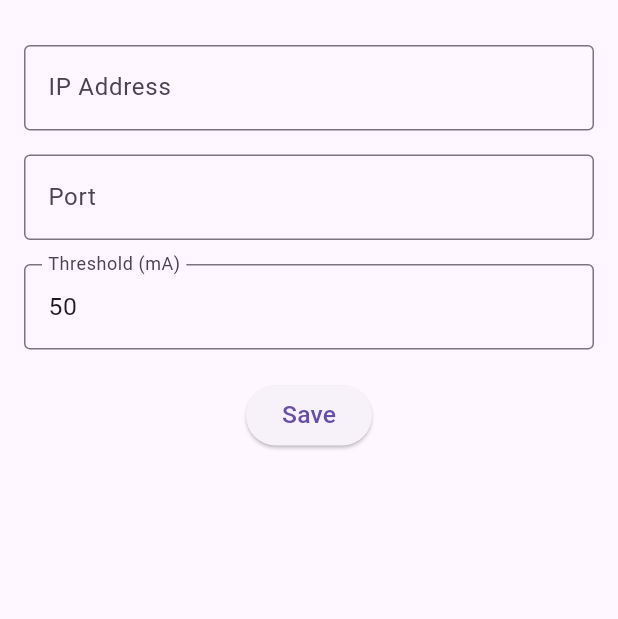
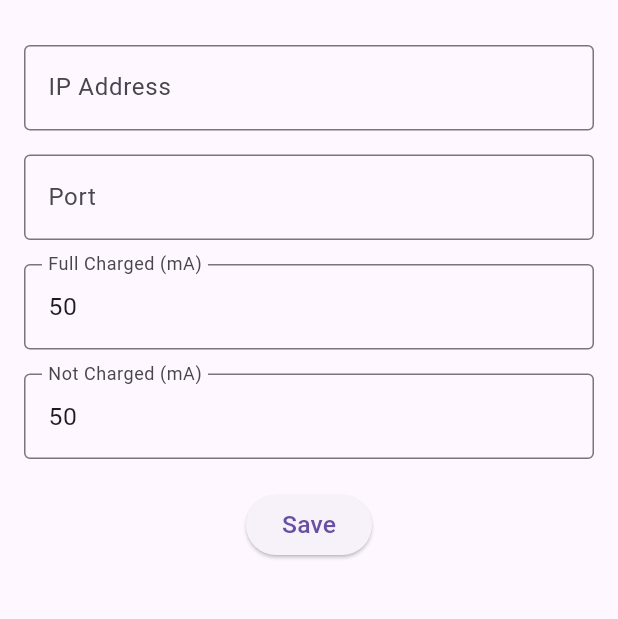
Before and after one commit to tanmanh0707/elocker, a Flutter app: the SettingsScreen screen opened directly, on a phone screen of 412 x 824 dp, the part 63-682 px from its top. Run offline on Flutter 3.47's test engine with Material 3 defaults, Android fonts, the phone set to English and light mode, and no system bars; our stand-ins replace flutter_screenutil, shared_preferences; accounts and stored records are empty; network calls fail.

Commit message:
Support Fullcharge and NotCharge Settings for Mobile app

```diff
--- a/mobile/elocker_app/lib/main.dart
+++ b/mobile/elocker_app/lib/main.dart
@@ -4,6 +4,12 @@ import 'package:http/http.dart' as http;
 import 'package:shared_preferences/shared_preferences.dart';
 import 'package:flutter_screenutil/flutter_screenutil.dart';
 import 'dart:async';
+
+final String prefKeyIp = "ip";
+final String prefKeyPort = "port";
+final String prefKeyFullCharged = "fullcharged";
+final String prefKeyNotCharged = "notcharged";
+
 void main() {
   runApp(const MyApp());
 }
@@ -39,7 +45,8 @@ class _MainScreenState extends State<MainScreen> {
   List<dynamic> deviceList = [];
   String ip = "";
   String port = "";
-  int threshold = 0;
+  int fullchargedVal = 0;
+  int notchargedVal = 0;
   bool isLoading = false;
   Timer? _timer;
 
@@ -56,9 +63,10 @@ class _MainScreenState extends State<MainScreen> {
   Future<void> _loadSettings() async {
     final prefs = await SharedPreferences.getInstance();
     setState(() {
-      ip = prefs.getString("ip") ?? "127.0.0.1";
-      port = prefs.getString("port") ?? "8080";
-      threshold = prefs.getInt("threshold") ?? 50;
+      ip = prefs.getString(prefKeyIp) ?? "127.0.0.1";
+      port = prefs.getString(prefKeyPort) ?? "8080";
+      fullchargedVal = prefs.getInt(prefKeyFullCharged) ?? 300;
+      notchargedVal = prefs.getInt("notcharged") ?? 100;
     });
   }
 
@@ -81,9 +89,7 @@ class _MainScreenState extends State<MainScreen> {
       }
     } catch (e) {
       // _showDialog("Error: $e");
-    } finally {
-
-    }
+    } finally {}
   }
 
   Future<void> _setThreshold() async {
@@ -95,7 +101,10 @@ class _MainScreenState extends State<MainScreen> {
       final res = await http.post(
         url,
         headers: {"Content-Type": "application/json"},
-        body: jsonEncode({"threshold": threshold}),
+        body: jsonEncode({
+          prefKeyFullCharged: fullchargedVal,
+          prefKeyNotCharged: notchargedVal,
+        }),
       );
       if (res.statusCode == 200) {
         _showDialog(res.body);
@@ -113,15 +122,12 @@ class _MainScreenState extends State<MainScreen> {
     showDialog(
       context: context,
       builder: (_) => AlertDialog(
-        title: Text("Result",
-              style: TextStyle(fontSize: 16.sp)),
-        content: Text(msg,
-              style: TextStyle(fontSize: 16.sp),),
+        title: Text("Result", style: TextStyle(fontSize: 16.sp)),
+        content: Text(msg, style: TextStyle(fontSize: 16.sp)),
         actions: [
           TextButton(
             onPressed: () => Navigator.pop(context),
-            child: Text("OK",
-              style: TextStyle(fontSize: 16.sp)),
+            child: Text("OK", style: TextStyle(fontSize: 16.sp)),
           ),
         ],
       ),
@@ -143,15 +149,15 @@ class _MainScreenState extends State<MainScreen> {
 
   Icon _getLockIcon(bool lock) {
     if (lock) {
-      return const Icon(Icons.lock, color: Colors.green,);
+      return const Icon(Icons.lock, color: Colors.green);
     } else {
-      return const Icon(Icons.lock_open, color: Colors.red,);
+      return const Icon(Icons.lock_open, color: Colors.red);
     }
   }
 
-  Future<void> _unlockDevice (dynamic dev) async {
+  Future<void> _unlockDevice(dynamic dev) async {
     if (ip.isEmpty || port.isEmpty) return;
-    if ( ! dev["lock"]) return;
+    if (!dev["lock"]) return;
     setState(() => isLoading = true);
 
     try {
@@ -199,8 +205,10 @@ class _MainScreenState extends State<MainScreen> {
               }
             },
             itemBuilder: (context) => [
-              PopupMenuItem(value: "settings", child: Text("Settings",
-              style: TextStyle(fontSize: 16.sp))),
+              PopupMenuItem(
+                value: "settings",
+                child: Text("Settings", style: TextStyle(fontSize: 16.sp)),
+              ),
             ],
           ),
         ],
@@ -245,13 +253,15 @@ class _MainScreenState extends State<MainScreen> {
                               size: 28.sp, // ✅ icon tự scale
                             ),
                             ElevatedButton.icon(
-                            onPressed: () =>_unlockDevice(d),
+                              onPressed: () => _unlockDevice(d),
                               icon: Icon(
                                 _getLockIcon(d["lock"]).icon,
                                 color: _getLockIcon(d["lock"]).color,
-                                    size: 28.sp),
+                                size: 28.sp,
+                              ),
                               label: Text(""),
-                          )],
+                            ),
+                          ],
                         ),
                       ),
                       title: Text(
@@ -291,7 +301,8 @@ class SettingsScreen extends StatefulWidget {
 class _SettingsScreenState extends State<SettingsScreen> {
   final TextEditingController ipCtrl = TextEditingController();
   final TextEditingController portCtrl = TextEditingController();
-  final TextEditingController thresholdCtrl = TextEditingController();
+  final TextEditingController fullchargedCtrl = TextEditingController();
+  final TextEditingController notchargedCtrl = TextEditingController();
 
   @override
   void initState() {
@@ -301,20 +312,23 @@ class _SettingsScreenState extends State<SettingsScreen> {
 
   Future<void> _loadSettings() async {
     final prefs = await SharedPreferences.getInstance();
-    ipCtrl.text = prefs.getString("ip") ?? "";
-    portCtrl.text = prefs.getString("port") ?? "";
-    thresholdCtrl.text = (prefs.getInt("threshold") ?? 50).toString();
+    ipCtrl.text = prefs.getString(prefKeyIp) ?? "";
+    portCtrl.text = prefs.getString(prefKeyPort) ?? "";
+    fullchargedCtrl.text = (prefs.getInt(prefKeyFullCharged) ?? 50).toString();
+    notchargedCtrl.text = (prefs.getInt(prefKeyNotCharged) ?? 50).toString();
   }
 
   Future<void> _saveSettings() async {
     final prefs = await SharedPreferences.getInstance();
     final ip = ipCtrl.text.trim();
     final port = portCtrl.text.trim();
-    final threshold = int.tryParse(thresholdCtrl.text.trim()) ?? 50;
+    final fullcharged = int.tryParse(fullchargedCtrl.text.trim()) ?? 50;
+    final notcharged = int.tryParse(notchargedCtrl.text.trim()) ?? 50;
 
-    await prefs.setString("ip", ip);
-    await prefs.setString("port", port);
-    await prefs.setInt("threshold", threshold);
+    await prefs.setString(prefKeyIp, ip);
+    await prefs.setString(prefKeyPort, port);
+    await prefs.setInt(prefKeyFullCharged, fullcharged);
+    await prefs.setInt(prefKeyNotCharged, notcharged);
 
     if (!mounted) return;
     Navigator.pop(context, true); // trả về true để MainScreen reload
@@ -351,16 +365,28 @@ class _SettingsScreenState extends State<SettingsScreen> {
             const SizedBox(height: 16),
             TextField(
               style: TextStyle(fontSize: 16.sp),
-              controller: thresholdCtrl,
+              controller: fullchargedCtrl,
               decoration: const InputDecoration(
-                labelText: "Threshold (mA)",
+                labelText: "Full Charged (mA)",
+                border: OutlineInputBorder(),
+              ),
+              keyboardType: TextInputType.number,
+            ),
+            const SizedBox(height: 16),
+            TextField(
+              style: TextStyle(fontSize: 16.sp),
+              controller: notchargedCtrl,
+              decoration: const InputDecoration(
+                labelText: "Not Charged (mA)",
                 border: OutlineInputBorder(),
               ),
               keyboardType: TextInputType.number,
             ),
             const SizedBox(height: 20),
-            ElevatedButton(onPressed: _saveSettings, child: Text("Save",
-              style: TextStyle(fontSize: 16.sp))),
+            ElevatedButton(
+              onPressed: _saveSettings,
+              child: Text("Save", style: TextStyle(fontSize: 16.sp)),
+            ),
           ],
         ),
       ),
```
Lines whose indentation alone changed are shown as unchanged.
